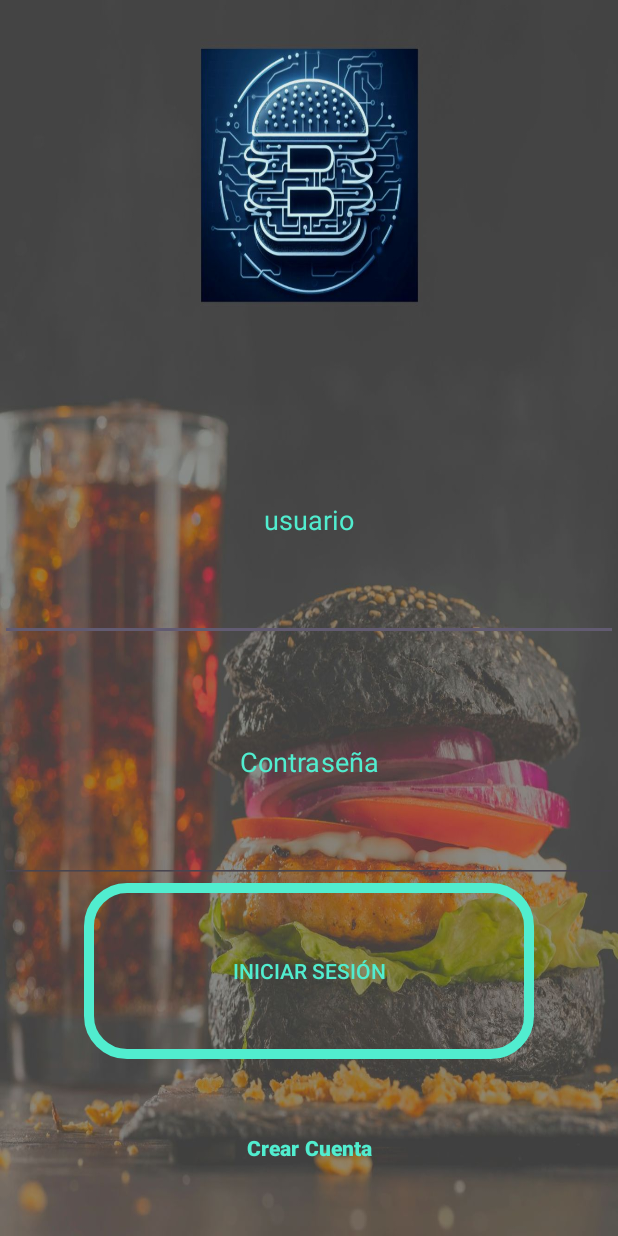
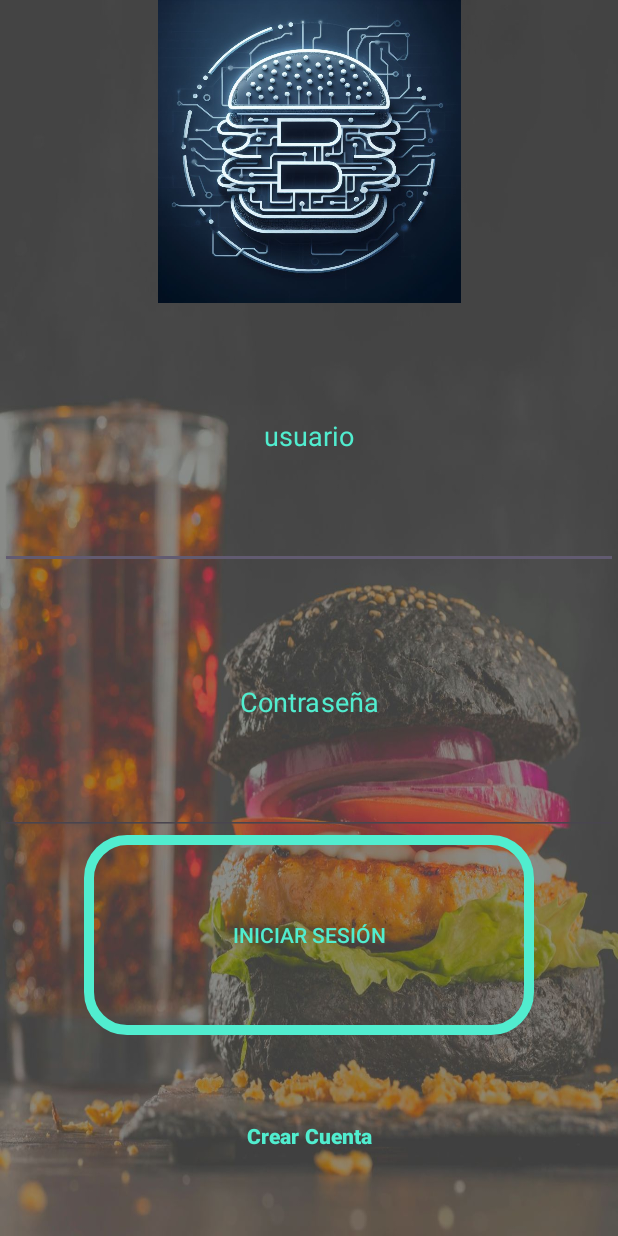
Before and after one commit to kikewest/Burger, an Android app: the screen it shows after launch (MainActivity), on a phone screen of 412 x 824 dp. Run offline under Robolectric (Android 15) with nearby library versions, the phone set to English and light mode, and no system bars.

Commit message:
cambio fondo

```diff
--- a/app/src/main/res/layout/activity_main.xml
+++ b/app/src/main/res/layout/activity_main.xml
@@ -4,7 +4,7 @@
     xmlns:tools="http://schemas.android.com/tools"
     android:layout_width="match_parent"
     android:layout_height="match_parent"
-    android:background="@drawable/fondotrans"
+    android:background="@drawable/fondotranssinicono"
     tools:context=".MainActivity">
 
     <LinearLayout
@@ -20,10 +20,10 @@
         <ImageView
             android:id="@+id/imageView"
             android:layout_width="match_parent"
-            android:layout_height="150dp"
+            android:layout_height="70dp"
             android:layout_weight="1"
             android:gravity="center"
-
+            android:src="@drawable/logo2"
              />
 
         <EditText
```
